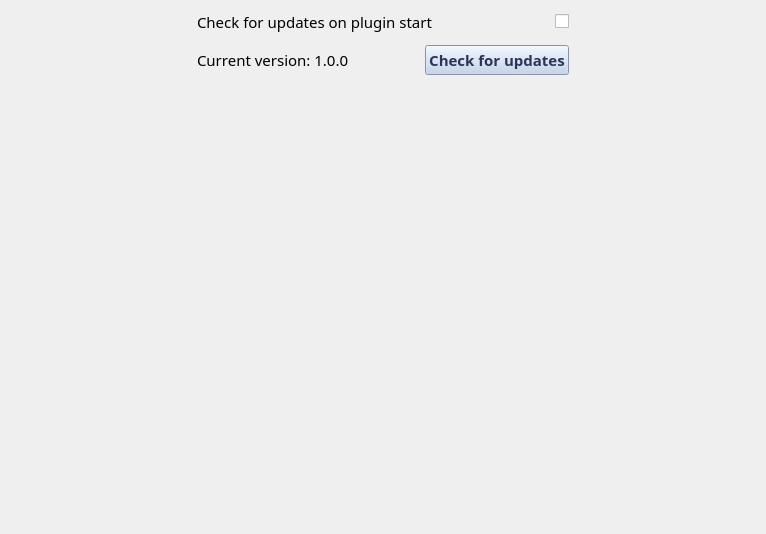
This is eodh_qgis/ui/settings.ui in EO-DataHub/eodh-qgis as Qt 5 draws it before an edit. The edited form follows.
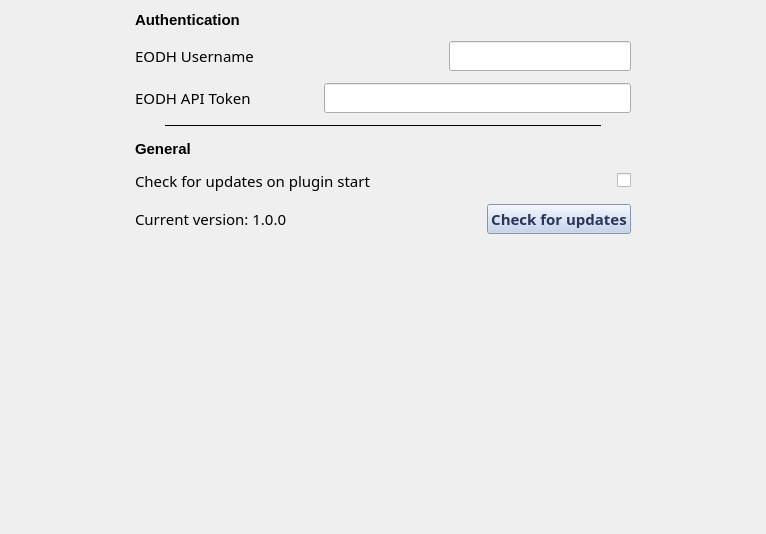
This is the edited form.

Commit message: Add authentication credentials to settings

```diff
--- a/eodh_qgis/ui/settings.ui
+++ b/eodh_qgis/ui/settings.ui
@@ -28,7 +28,7 @@
 	font-weight: bold;
 }</string>
   </property>
-  <layout class="QHBoxLayout" name="horizontalLayout" stretch="1,2,1">
+  <layout class="QHBoxLayout" name="horizontalLayout" stretch="1,4,1">
    <item>
     <spacer name="horizontalSpacer_3">
      <property name="orientation">
@@ -43,10 +43,114 @@
     </spacer>
    </item>
    <item>
-    <layout class="QVBoxLayout" name="verticalLayout_4">
+    <layout class="QVBoxLayout" name="verticalLayout_4" stretch="0,0,0,0,0,0,0,0">
      <property name="spacing">
       <number>12</number>
      </property>
+     <item>
+      <widget class="QLabel" name="label_5">
+       <property name="font">
+        <font>
+         <pointsize>11</pointsize>
+         <weight>75</weight>
+         <bold>true</bold>
+        </font>
+       </property>
+       <property name="text">
+        <string>Authentication</string>
+       </property>
+      </widget>
+     </item>
+     <item>
+      <layout class="QHBoxLayout" name="horizontalLayout_3">
+       <item>
+        <widget class="QLabel" name="label_4">
+         <property name="text">
+          <string>EODH Username</string>
+         </property>
+        </widget>
+       </item>
+       <item>
+        <spacer name="horizontalSpacer_2">
+         <property name="orientation">
+          <enum>Qt::Horizontal</enum>
+         </property>
+         <property name="sizeHint" stdset="0">
+          <size>
+           <width>40</width>
+           <height>20</height>
+          </size>
+         </property>
+        </spacer>
+       </item>
+       <item>
+        <widget class="QLineEdit" name="username_input"/>
+       </item>
+      </layout>
+     </item>
+     <item>
+      <layout class="QHBoxLayout" name="horizontalLayout_2" stretch="1,1,5">
+       <item>
+        <widget class="QLabel" name="label_3">
+         <property name="text">
+          <string>EODH API Token</string>
+         </property>
+        </widget>
+       </item>
+       <item>
+        <spacer name="horizontalSpacer">
+         <property name="orientation">
+          <enum>Qt::Horizontal</enum>
+         </property>
+         <property name="sizeHint" stdset="0">
+          <size>
+           <width>40</width>
+           <height>20</height>
+          </size>
+         </property>
+        </spacer>
+       </item>
+       <item>
+        <widget class="QLineEdit" name="token_input">
+         <property name="inputMask">
+          <string/>
+         </property>
+         <property name="text">
+          <string/>
+         </property>
+         <property name="echoMode">
+          <enum>QLineEdit::Password</enum>
+         </property>
+        </widget>
+       </item>
+      </layout>
+     </item>
+     <item>
+      <widget class="Line" name="line">
+       <property name="styleSheet">
+        <string notr="true">border-top: 1px solid black;
+margin-right: 30px;
+margin-left: 30px;</string>
+       </property>
+       <property name="orientation">
+        <enum>Qt::Horizontal</enum>
+       </property>
+      </widget>
+     </item>
+     <item>
+      <widget class="QLabel" name="label_6">
+       <property name="font">
+        <font>
+         <pointsize>11</pointsize>
+         <weight>75</weight>
+         <bold>true</bold>
+        </font>
+       </property>
+       <property name="text">
+        <string>General</string>
+       </property>
+      </widget>
+     </item>
      <item>
       <layout class="QHBoxLayout" name="horizontalLayout_4">
        <item>
```
Left out of the diff: 3 changed lines with no effect on the pictures. The commit also changes 4 other files.
